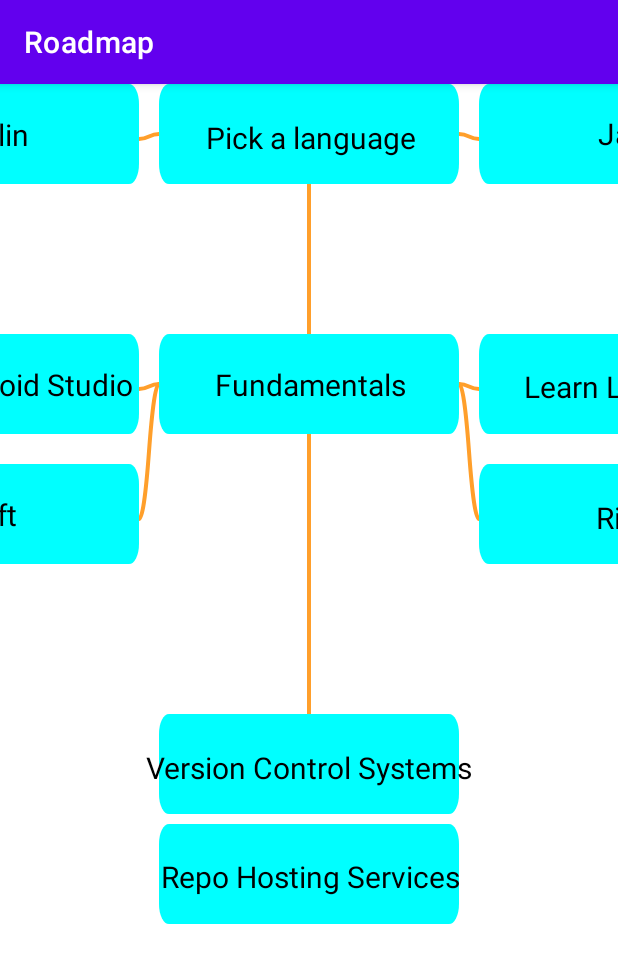
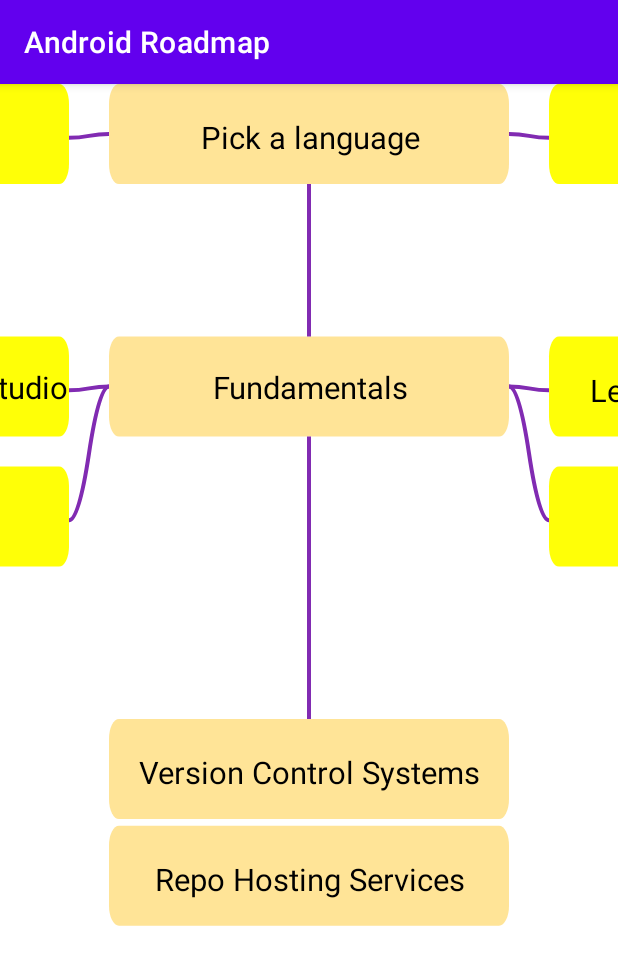
Before and after one commit to snaulX/RoadmapView, an Android app: the screen it shows after launch (MainActivity), on a phone screen of 412 x 824 dp. Shown: the top 965 px of the screen. Run offline under Robolectric (Android 15) with nearby library versions, the phone set to English and light mode, and no system bars.

Commit message:
Made the design better

```diff
--- a/app/src/main/java/com/snaulx/roadmap/MainActivity.kt
+++ b/app/src/main/java/com/snaulx/roadmap/MainActivity.kt
@@ -3,11 +3,12 @@ package com.snaulx.roadmap
 import android.graphics.Color
 import androidx.appcompat.app.AppCompatActivity
 import android.os.Bundle
+import androidx.annotation.ColorInt
 
 class MainActivity : AppCompatActivity() {
     override fun onCreate(savedInstanceState: Bundle?) {
         super.onCreate(savedInstanceState)
-        val rectStyle = RectStyle(Color.CYAN, 30F, 300F, 100F, 10F, 20F)
+        title = "Android Roadmap"
         val roadmap = tree<String> {
             node("Pick a language") {
                 branch("Kotlin")
@@ -15,29 +16,27 @@ class MainActivity : AppCompatActivity() {
             }
             node("Fundamentals") {
                 branch("Install Android Studio") {
-                    branch("Visit site") {
-                        branch("A")
-                    }
-                    branch("B") {
-                        branch("C")
-                    }
+                    branch("Visit site")
+                    branch("Download")
                 }
                 branch("Learn Language") {
-                    branch("Learn Basics of Language", "Learn OOP")
+                    branch("Learn Basics", "Learn OOP")
                 }
                 branch("Left")
                 branch("Right")
             }
             node("Version Control Systems", "Repo Hosting Services")
         }.paintTree(padding = 30F,
-            lineColor = Color.rgb(255, 159, 43), lineWidth = 4F,
+            lineColor = Color.rgb(129, 43, 178), lineWidth = 4F,
             textColor = Color.BLACK,
-            NodeStyle(10F, rectStyle, 20F),
-            BranchStyle(10F, rectStyle, 30F),
-            BranchStyle(5F, rectStyle, 10F),
-            BranchStyle(2F, rectStyle, 15F),
+            NodeStyle(6.7F, makeRectStyle(Color.rgb(255, 228, 151), 400F), 40F),
+            BranchStyle(7.5F, makeRectStyle(Color.rgb(255, 255, 7)), 30F),
+            BranchStyle(5F, makeRectStyle(Color.rgb(204, 204, 204)), 20F),
+            BranchStyle(5F, makeRectStyle(Color.rgb(255, 194, 36)), 25F),
         )
         //setContentView(R.layout.activity_main)
         setContentView(RoadmapView(this, roadmap))
     }
+
+    private fun makeRectStyle(@ColorInt color: Int, width: Float = 300F) = RectStyle(color, 31F, width, 100F, 10F, 20F)
 }
```
